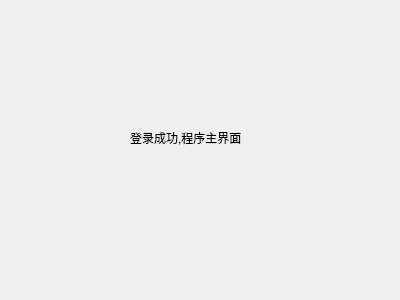
Old version of the form ui/wnd_client_main.ui in the repository decenfrontier/PyNetAuth.
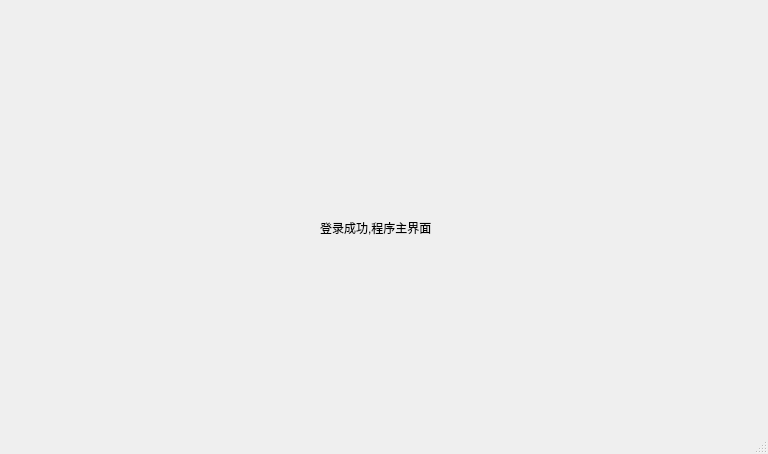
New version of the form.

What changed in the file:
```diff
--- a/ui/wnd_client_main.ui
+++ b/ui/wnd_client_main.ui
@@ -1,23 +1,24 @@
 <?xml version="1.0" encoding="UTF-8"?>
 <ui version="4.0">
  <class>WndClientMain</class>
- <widget class="QWidget" name="WndClientMain">
+ <widget class="QMainWindow" name="WndClientMain">
   <property name="geometry">
    <rect>
     <x>0</x>
     <y>0</y>
-    <width>400</width>
-    <height>300</height>
+    <width>768</width>
+    <height>454</height>
    </rect>
   </property>
   <property name="windowTitle">
    <string>程序主界面</string>
   </property>
+  <widget class="QWidget" name="centralwidget">
   <widget class="QLabel" name="label">
    <property name="geometry">
     <rect>
-     <x>130</x>
-     <y>130</y>
+      <x>320</x>
+      <y>220</y>
      <width>114</width>
      <height>16</height>
     </rect>
@@ -29,6 +30,8 @@
     <bool>true</bool>
    </property>
   </widget>
+  </widget>
+  <widget class="QStatusBar" name="status_bar"/>
  </widget>
  <resources/>
  <connections/>
```
Left out of the diff: 2 changed lines with no effect on the pictures. Lines whose indentation alone changed are shown as unchanged.
